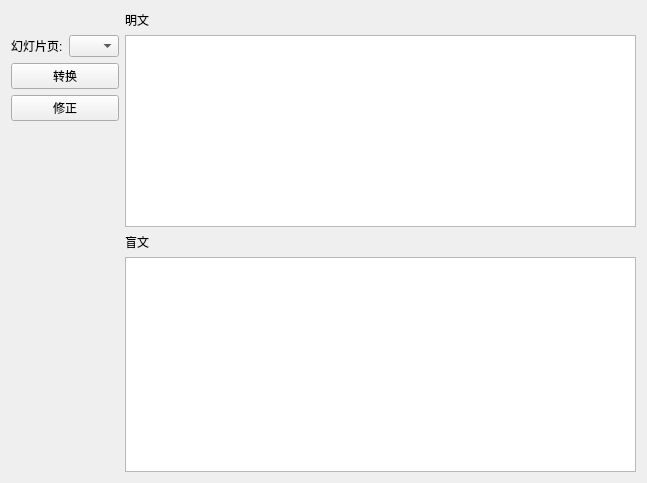
alan-el/TeachTool, file TeachTool/brailletranslate.ui: the form before one commit.
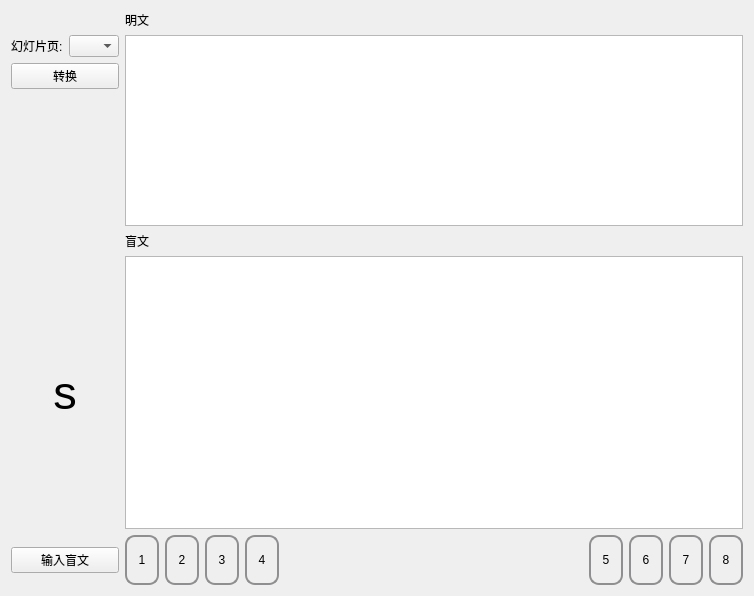
The form after the commit.

Commit message: Add virtual braille keyboard and fix bugs

The edit to the form file:
```diff
--- a/TeachTool/brailletranslate.ui
+++ b/TeachTool/brailletranslate.ui
@@ -6,8 +6,8 @@
    <rect>
     <x>0</x>
     <y>0</y>
-    <width>647</width>
-    <height>483</height>
+    <width>754</width>
+    <height>596</height>
    </rect>
   </property>
   <property name="windowTitle">
@@ -16,10 +16,61 @@
   <layout class="QGridLayout" name="gridLayout_2">
    <item row="0" column="0">
     <layout class="QGridLayout" name="gridLayout">
-     <item row="0" column="2">
-      <widget class="QLabel" name="labelPlainText">
+     <item row="4" column="2">
+      <widget class="QLabel" name="labelBrailleText">
        <property name="text">
-        <string>明文</string>
+        <string>盲文</string>
+       </property>
+      </widget>
+     </item>
+     <item row="6" column="0" colspan="2">
+      <widget class="QPushButton" name="buttonInsertBraille">
+       <property name="text">
+        <string>输入盲文</string>
+       </property>
+      </widget>
+     </item>
+     <item row="6" column="9">
+      <widget class="QPushButton" name="buttonDot7">
+       <property name="minimumSize">
+        <size>
+         <width>34</width>
+         <height>50</height>
+        </size>
+       </property>
+       <property name="maximumSize">
+        <size>
+         <width>30</width>
+         <height>50</height>
+        </size>
+       </property>
+       <property name="styleSheet">
+        <string notr="true">QPushButton {
+    border: 2px solid #8f8f91;
+    border-radius: 10px;
+    background-color: qlineargradient(x1: 0, y1: 0, x2: 0, y2: 1,
+                                      stop: 0 #f6f7fa, stop: 1 #dadbde);
+    min-width: 30px;
+}
+</string>
+       </property>
+       <property name="text">
+        <string>7</string>
+       </property>
+      </widget>
+     </item>
+     <item row="5" column="2" colspan="9">
+      <widget class="QPlainTextEdit" name="texteditBraille">
+       <property name="sizePolicy">
+        <sizepolicy hsizetype="Expanding" vsizetype="Expanding">
+         <horstretch>0</horstretch>
+         <verstretch>40</verstretch>
+        </sizepolicy>
+       </property>
+       <property name="font">
+        <font>
+         <pointsize>12</pointsize>
+        </font>
        </property>
       </widget>
      </item>
@@ -36,19 +87,24 @@
        </property>
       </widget>
      </item>
-     <item row="1" column="1">
-      <widget class="QComboBox" name="comboBoxSlideIndex">
-       <property name="maximumSize">
-        <size>
-         <width>50</width>
-         <height>16777215</height>
-        </size>
+     <item row="1" column="2" rowspan="3" colspan="9">
+      <widget class="QPlainTextEdit" name="texteditPlain">
+       <property name="enabled">
+        <bool>true</bool>
+       </property>
+       <property name="sizePolicy">
+        <sizepolicy hsizetype="Expanding" vsizetype="Expanding">
+         <horstretch>0</horstretch>
+         <verstretch>20</verstretch>
+        </sizepolicy>
+       </property>
+       <property name="font">
+        <font>
+         <pointsize>12</pointsize>
+        </font>
        </property>
       </widget>
      </item>
-     <item row="1" column="2" rowspan="4">
-      <widget class="QPlainTextEdit" name="texteditPlain"/>
-     </item>
      <item row="2" column="0" colspan="2">
       <widget class="QPushButton" name="buttonSlideTransform">
        <property name="maximumSize">
@@ -62,24 +118,258 @@
        </property>
       </widget>
      </item>
-     <item row="3" column="0" colspan="2">
-      <widget class="QPushButton" name="buttonModify">
+     <item row="1" column="1">
+      <widget class="QComboBox" name="comboBoxSlideIndex">
+       <property name="maximumSize">
+        <size>
+         <width>50</width>
+         <height>16777215</height>
+        </size>
+       </property>
+      </widget>
+     </item>
+     <item row="6" column="8">
+      <widget class="QPushButton" name="buttonDot6">
+       <property name="minimumSize">
+        <size>
+         <width>34</width>
+         <height>50</height>
+        </size>
+       </property>
+       <property name="maximumSize">
+        <size>
+         <width>30</width>
+         <height>50</height>
+        </size>
+       </property>
+       <property name="styleSheet">
+        <string notr="true">QPushButton {
+    border: 2px solid #8f8f91;
+    border-radius: 10px;
+    background-color: qlineargradient(x1: 0, y1: 0, x2: 0, y2: 1,
+                                      stop: 0 #f6f7fa, stop: 1 #dadbde);
+    min-width: 30px;
+}
+</string>
+       </property>
        <property name="text">
-        <string>修正</string>
+        <string>6</string>
        </property>
       </widget>
      </item>
-     <item row="5" column="2">
-      <widget class="QLabel" name="labelBrailleText">
+     <item row="5" column="0" colspan="2">
+      <widget class="QLabel" name="labelBraille">
+       <property name="font">
+        <font>
+         <pointsize>35</pointsize>
+        </font>
+       </property>
+       <property name="layoutDirection">
+        <enum>Qt::RightToLeft</enum>
+       </property>
        <property name="text">
-        <string>盲文</string>
+        <string>s</string>
+       </property>
+       <property name="alignment">
+        <set>Qt::AlignCenter</set>
+       </property>
+      </widget>
+     </item>
+     <item row="6" column="7">
+      <widget class="QPushButton" name="buttonDot5">
+       <property name="minimumSize">
+        <size>
+         <width>34</width>
+         <height>50</height>
+        </size>
+       </property>
+       <property name="maximumSize">
+        <size>
+         <width>30</width>
+         <height>50</height>
+        </size>
+       </property>
+       <property name="styleSheet">
+        <string notr="true">QPushButton {
+    border: 2px solid #8f8f91;
+    border-radius: 10px;
+    background-color: qlineargradient(x1: 0, y1: 0, x2: 0, y2: 1,
+                                      stop: 0 #f6f7fa, stop: 1 #dadbde);
+    min-width: 30px;
+}
+</string>
+       </property>
+       <property name="text">
+        <string>5</string>
+       </property>
+      </widget>
+     </item>
+     <item row="6" column="10">
+      <widget class="QPushButton" name="buttonDot8">
+       <property name="minimumSize">
+        <size>
+         <width>34</width>
+         <height>50</height>
+        </size>
+       </property>
+       <property name="maximumSize">
+        <size>
+         <width>30</width>
+         <height>50</height>
+        </size>
+       </property>
+       <property name="styleSheet">
+        <string notr="true">QPushButton {
+    border: 2px solid #8f8f91;
+    border-radius: 10px;
+    background-color: qlineargradient(x1: 0, y1: 0, x2: 0, y2: 1,
+                                      stop: 0 #f6f7fa, stop: 1 #dadbde);
+    min-width: 30px;
+}</string>
+       </property>
+       <property name="text">
+        <string>8</string>
+       </property>
+      </widget>
+     </item>
+     <item row="6" column="4">
+      <widget class="QPushButton" name="buttonDot3">
+       <property name="minimumSize">
+        <size>
+         <width>34</width>
+         <height>50</height>
+        </size>
+       </property>
+       <property name="maximumSize">
+        <size>
+         <width>30</width>
+         <height>50</height>
+        </size>
+       </property>
+       <property name="styleSheet">
+        <string notr="true">QPushButton {
+    border: 2px solid #8f8f91;
+    border-radius: 10px;
+    background-color: qlineargradient(x1: 0, y1: 0, x2: 0, y2: 1,
+                                      stop: 0 #f6f7fa, stop: 1 #dadbde);
+    min-width: 30px;
+}
+</string>
+       </property>
+       <property name="text">
+        <string>3</string>
+       </property>
+      </widget>
+     </item>
+     <item row="6" column="5">
+      <widget class="QPushButton" name="buttonDot4">
+       <property name="minimumSize">
+        <size>
+         <width>34</width>
+         <height>50</height>
+        </size>
+       </property>
+       <property name="maximumSize">
+        <size>
+         <width>30</width>
+         <height>50</height>
+        </size>
+       </property>
+       <property name="styleSheet">
+        <string notr="true">QPushButton {
+    border: 2px solid #8f8f91;
+    border-radius: 10px;
+    background-color: qlineargradient(x1: 0, y1: 0, x2: 0, y2: 1,
+                                      stop: 0 #f6f7fa, stop: 1 #dadbde);
+    min-width: 30px;
+}
+</string>
+       </property>
+       <property name="text">
+        <string>4</string>
+       </property>
+      </widget>
+     </item>
+     <item row="0" column="2">
+      <widget class="QLabel" name="labelPlainText">
+       <property name="text">
+        <string>明文</string>
        </property>
       </widget>
      </item>
      <item row="6" column="2">
-      <widget class="QPlainTextEdit" name="texteditBraille"/>
+      <widget class="QPushButton" name="buttonDot1">
+       <property name="minimumSize">
+        <size>
+         <width>34</width>
+         <height>50</height>
+        </size>
+       </property>
+       <property name="maximumSize">
+        <size>
+         <width>30</width>
+         <height>50</height>
+        </size>
+       </property>
+       <property name="styleSheet">
+        <string notr="true">QPushButton {
+    border: 2px solid #8f8f91;
+    border-radius: 10px;
+    background-color: qlineargradient(x1: 0, y1: 0, x2: 0, y2: 1,
+                                      stop: 0 #f6f7fa, stop: 1 #dadbde);
+    min-width: 30px;
+}
+</string>
+       </property>
+       <property name="text">
+        <string>1</string>
+       </property>
+      </widget>
      </item>
-     <item row="4" column="0" rowspan="3" colspan="2">
+     <item row="6" column="3">
+      <widget class="QPushButton" name="buttonDot2">
+       <property name="minimumSize">
+        <size>
+         <width>34</width>
+         <height>50</height>
+        </size>
+       </property>
+       <property name="maximumSize">
+        <size>
+         <width>30</width>
+         <height>50</height>
+        </size>
+       </property>
+       <property name="styleSheet">
+        <string notr="true">QPushButton {
+    border: 2px solid #8f8f91;
+    border-radius: 10px;
+    background-color: qlineargradient(x1: 0, y1: 0, x2: 0, y2: 1,
+                                      stop: 0 #f6f7fa, stop: 1 #dadbde);
+    min-width: 30px;
+}
+
+</string>
+       </property>
+       <property name="text">
+        <string>2</string>
+       </property>
+      </widget>
+     </item>
+     <item row="6" column="6">
+      <spacer name="horizontalSpacer">
+       <property name="orientation">
+        <enum>Qt::Horizontal</enum>
+       </property>
+       <property name="sizeHint" stdset="0">
+        <size>
+         <width>40</width>
+         <height>20</height>
+        </size>
+       </property>
+      </spacer>
+     </item>
+     <item row="3" column="0" rowspan="2" colspan="2">
       <spacer name="verticalSpacer">
        <property name="orientation">
         <enum>Qt::Vertical</enum>
@@ -87,7 +377,7 @@
        <property name="sizeHint" stdset="0">
         <size>
          <width>20</width>
-         <height>318</height>
+         <height>40</height>
         </size>
        </property>
       </spacer>
```
The commit also changes 4 other files.
